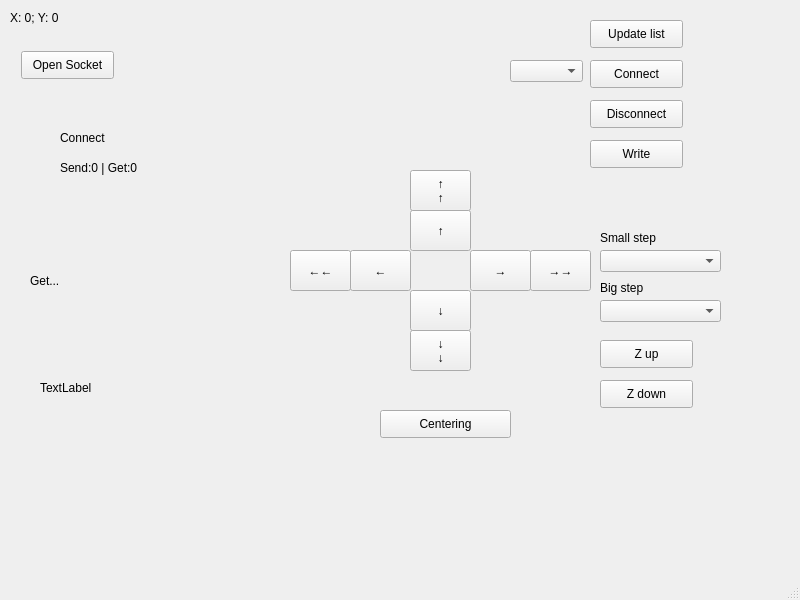
Before: the Qt Designer form mainwindow.ui in Alexey92/3dPrint, drawn with Qt 5.
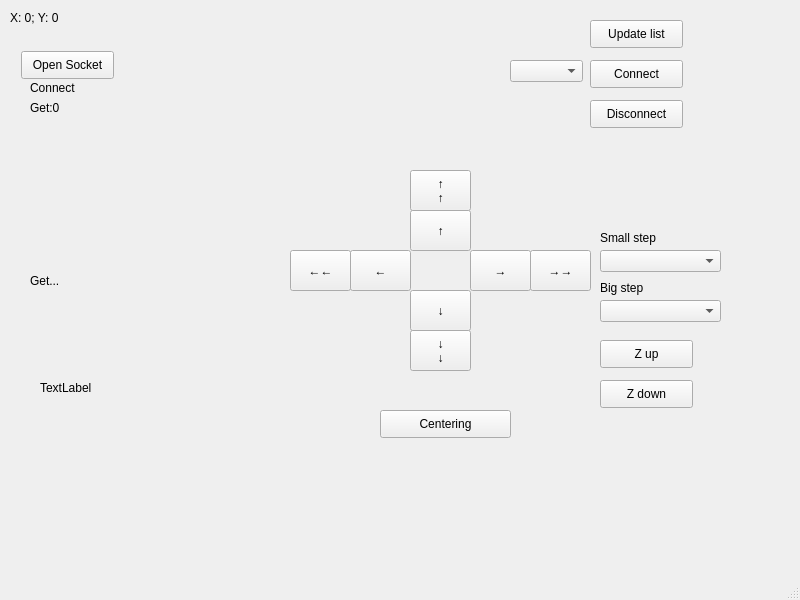
After: the same form once the commit is applied.

Patch:
```diff
--- a/mainwindow.ui
+++ b/mainwindow.ui
@@ -30,8 +30,8 @@
    <widget class="QLabel" name="label">
     <property name="geometry">
      <rect>
-      <x>60</x>
-      <y>130</y>
+      <x>30</x>
+      <y>80</y>
       <width>131</width>
       <height>16</height>
      </rect>
@@ -43,14 +43,14 @@
    <widget class="QLabel" name="label_stat">
     <property name="geometry">
      <rect>
-      <x>60</x>
-      <y>160</y>
+      <x>30</x>
+      <y>100</y>
       <width>131</width>
       <height>16</height>
      </rect>
     </property>
     <property name="text">
-     <string>Send:0 | Get:0</string>
+     <string>Get:0</string>
     </property>
    </widget>
    <widget class="QPushButton" name="button_serial">
@@ -92,19 +92,6 @@
      <bool>false</bool>
     </property>
    </widget>
-   <widget class="QPushButton" name="button_serial_write">
-    <property name="geometry">
-     <rect>
-      <x>590</x>
-      <y>140</y>
-      <width>93</width>
-      <height>28</height>
-     </rect>
-    </property>
-    <property name="text">
-     <string>Write</string>
-    </property>
-   </widget>
    <widget class="QPushButton" name="button_double_up">
     <property name="geometry">
      <rect>
```
